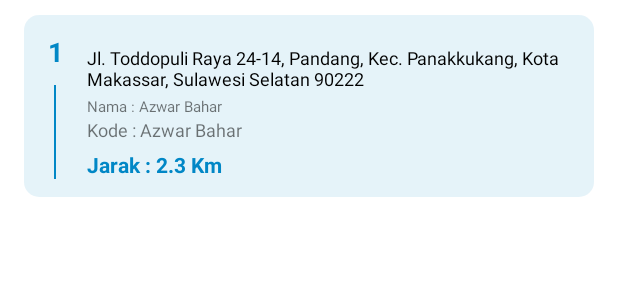
After one commit to azwarbahar/Baadalletta, an Android app: the layout item_pesanan_home.xml on its own in the app's theme, with its tools: preview values and no code run, on a phone screen of 412 x 824 dp. The commit adds this screen. Shown: the top 300 px of the screen. Run offline under Robolectric (Android 15) with nearby library versions, the phone set to English and light mode, and no system bars.

Commit message:
jiofg hjkfgdhk

```diff
--- /dev/null
+++ b/app/src/main/res/layout/item_pesanan_home.xml
@@ -0,0 +1,81 @@
+<?xml version="1.0" encoding="utf-8"?>
+<androidx.cardview.widget.CardView xmlns:android="http://schemas.android.com/apk/res/android"
+    xmlns:app="http://schemas.android.com/apk/res-auto"
+    android:layout_width="match_parent"
+    android:layout_height="wrap_content"
+    android:layout_marginHorizontal="16dp"
+    android:layout_marginVertical="10dp"
+    app:cardCornerRadius="10dp">
+
+    <RelativeLayout
+        android:layout_width="match_parent"
+        android:layout_height="wrap_content"
+        android:background="@color/ColorPrimary10"
+        android:paddingHorizontal="16dp"
+        android:paddingVertical="12dp">
+
+        <TextView
+            android:id="@+id/tv_nomor"
+            android:layout_width="wrap_content"
+            android:layout_height="wrap_content"
+            android:layout_marginBottom="10dp"
+            android:text="1"
+            android:textColor="@color/ColorPrimary"
+            android:textSize="18sp"
+            android:textStyle="bold" />
+
+        <View
+            android:id="@+id/view1"
+            android:layout_width="1dp"
+            android:layout_height="match_parent"
+            android:layout_below="@id/tv_nomor"
+            android:layout_alignBottom="@id/tv_jarak"
+            android:layout_marginLeft="4dp"
+            android:background="@color/ColorPrimary" />
+
+        <TextView
+            android:id="@+id/tv_alamat"
+            android:layout_width="wrap_content"
+            android:layout_height="wrap_content"
+            android:layout_marginLeft="16dp"
+            android:layout_marginTop="8dp"
+            android:maxLines="2"
+            android:layout_toRightOf="@id/tv_nomor"
+            android:text="@string/alamat"
+            android:textColor="@color/black"
+            android:textSize="12dp" />
+
+        <TextView
+            android:id="@+id/tv_nama"
+            android:layout_width="wrap_content"
+            android:layout_height="wrap_content"
+            android:layout_below="@id/tv_alamat"
+            android:layout_alignLeft="@id/tv_alamat"
+            android:layout_marginTop="3dp"
+            android:text="Nama : Azwar Bahar"
+            android:textSize="10sp" />
+
+        <TextView
+            android:id="@+id/tv_kode"
+            android:layout_width="wrap_content"
+            android:layout_height="wrap_content"
+            android:textSize="12sp"
+            android:layout_below="@id/tv_nama"
+            android:layout_alignLeft="@id/tv_alamat"
+            android:text="Kode : Azwar Bahar" />
+
+        <TextView
+            android:id="@+id/tv_jarak"
+            android:layout_width="wrap_content"
+            android:layout_height="wrap_content"
+            android:layout_below="@id/tv_kode"
+            android:layout_alignLeft="@id/tv_alamat"
+            android:layout_marginTop="5dp"
+            android:text="Jarak : 2.3 Km"
+            android:textColor="@color/ColorPrimary"
+            android:textSize="14sp"
+            android:textStyle="bold" />
+
+    </RelativeLayout>
+
+</androidx.cardview.widget.CardView>
--- a/app/src/main/res/values-night/themes.xml
+++ b/app/src/main/res/values-night/themes.xml
@@ -12,6 +12,7 @@
         <!-- Status bar color. -->
         <item name="android:statusBarColor" tools:targetApi="l">?attr/colorPrimaryVariant</item>
         <!-- Customize your theme here. -->
+        <item name="android:windowActionBarOverlay">true</item>
     </style>
 
     <style name="ToolbarTheme" parent="@style/ThemeOverlay.AppCompat.ActionBar">
--- a/app/src/main/res/values/colors.xml
+++ b/app/src/main/res/values/colors.xml
@@ -15,6 +15,7 @@
 
 
     <color name="ColorPrimary20">#320187C6</color>
+    <color name="ColorPrimary10">#1A0187C6</color>
     <color name="grey">#323C3C3C</color>
 
     <color name="doneText">#089554</color>
--- a/app/src/main/res/values/strings.xml
+++ b/app/src/main/res/values/strings.xml
@@ -1,3 +1,4 @@
 <resources>
     <string name="app_name">Baadalletta</string>
+    <string name="alamat">Jl. Toddopuli Raya 24-14, Pandang, Kec. Panakkukang, Kota Makassar, Sulawesi Selatan 90222</string>
 </resources>
--- a/app/src/main/res/values/themes.xml
+++ b/app/src/main/res/values/themes.xml
@@ -12,6 +12,7 @@
         <!-- Status bar color. -->
         <item name="android:statusBarColor" tools:targetApi="l">?attr/colorPrimaryVariant</item>
         <!-- Customize your theme here. -->
+        <item name="android:windowActionBarOverlay">true</item>
     </style>
 
     <style name="ToolbarTheme" parent="@style/ThemeOverlay.AppCompat.ActionBar">
```
Also changed, not shown: app/src/main/java/com/baadalletta/app/adapter/PesananHomeAdapter.java (added, +54 -0 lines), app/src/main/java/com/baadalletta/app/ui/HomeActivity.java (+53 -0 lines), app/src/main/res/drawable/bg_radius_up_12.xml (added, +8 -0 lines), app/src/main/res/layout/activity_home.xml (+90 -14 lines), app/src/main/res/layout/activity_login.xml (+32 -32 lines).
